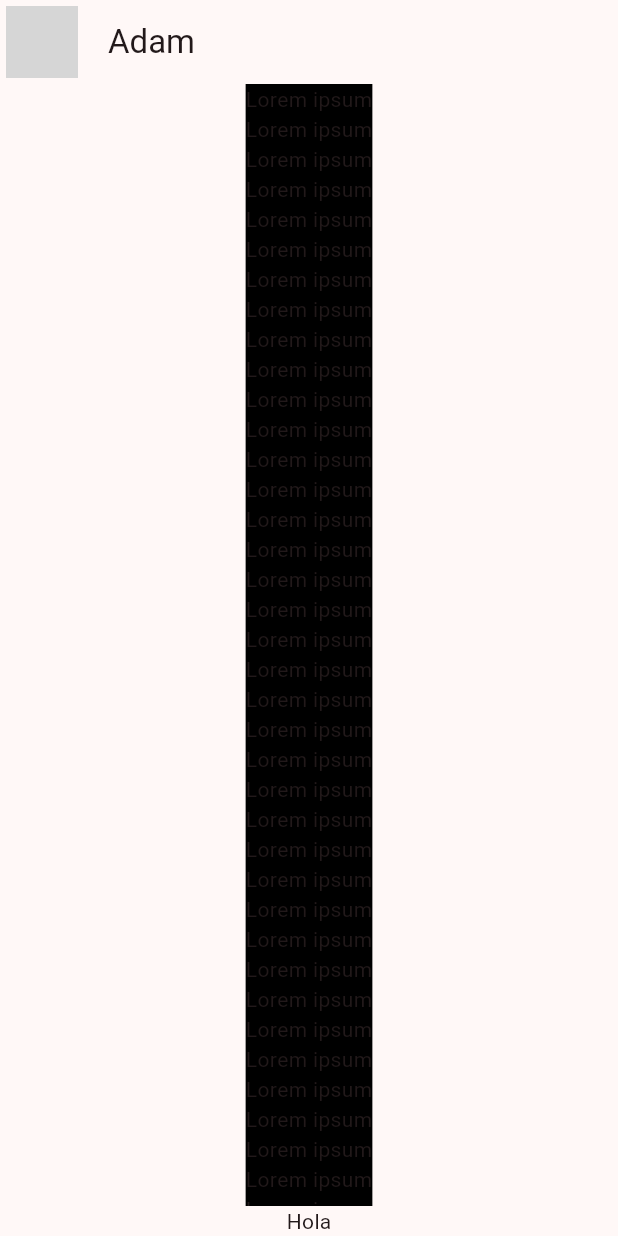
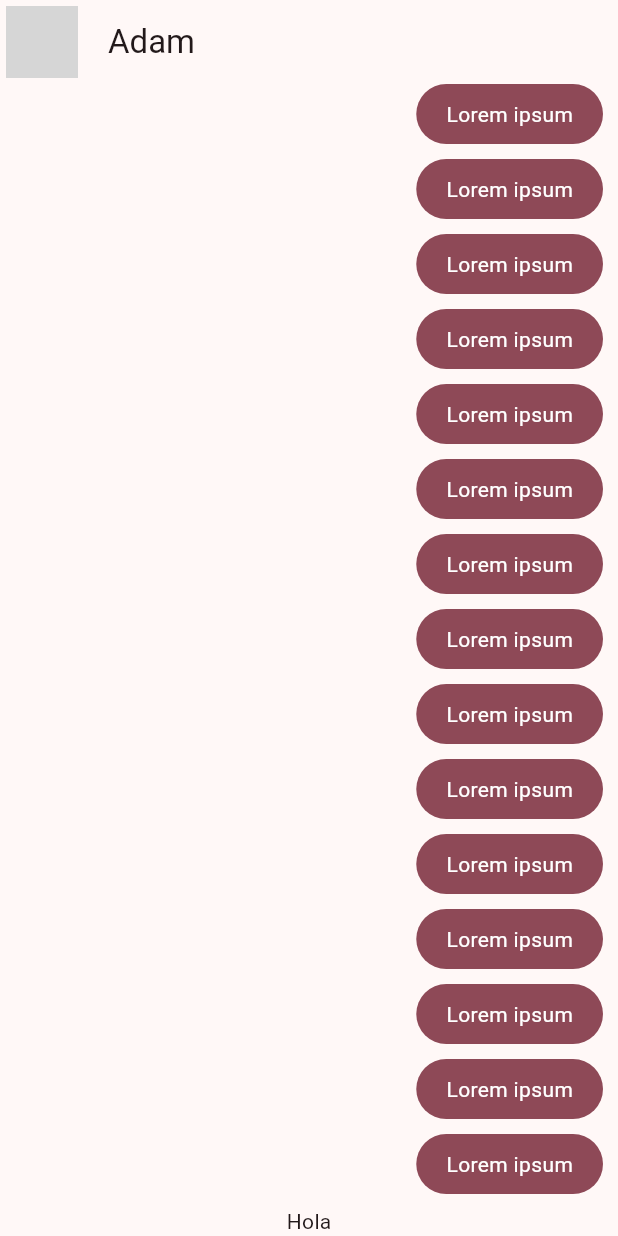
Before and after one commit to Marianvsf/yes_no_app, a Flutter app: the screen it shows after launch, on a phone screen of 412 x 824 dp. Run offline on Flutter 3.47's test engine with Material 3 defaults, Android fonts, the phone set to English and light mode, and no system bars; network calls fail; grey boxes are pictures that could not be loaded.

Commit message:
message bubble

```diff
--- a/lib/presentation/widgets/chat/my_message_bubble.dart
+++ b/lib/presentation/widgets/chat/my_message_bubble.dart
@@ -5,14 +5,23 @@ class MyMessageBubble extends StatelessWidget {
 
   @override
   Widget build(BuildContext context) {
+
+    final colors = Theme.of(context).colorScheme;
+
     return Column(
+      crossAxisAlignment: CrossAxisAlignment.end,
       children: [
         Container(
           decoration: BoxDecoration(
-            color: Colors.black,
+            color: colors.primary,
+            borderRadius: BorderRadius.circular(20)
           ),
-          child: Text('Lorem ipsum'),
-        )
+          child: const Padding(
+            padding: EdgeInsets.symmetric(horizontal: 20, vertical: 10),
+            child: Text('Lorem ipsum', style: TextStyle( color: Colors.white),),
+          ),
+        ),
+        const SizedBox( height: 10)
       ],
     );
   }
```
